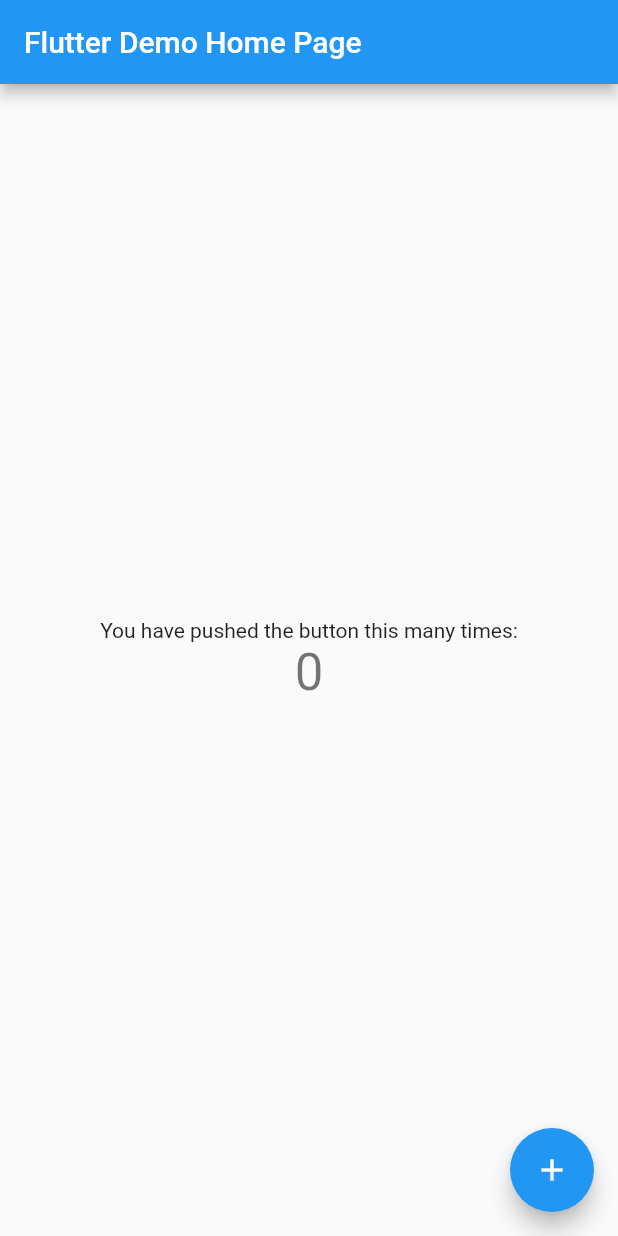
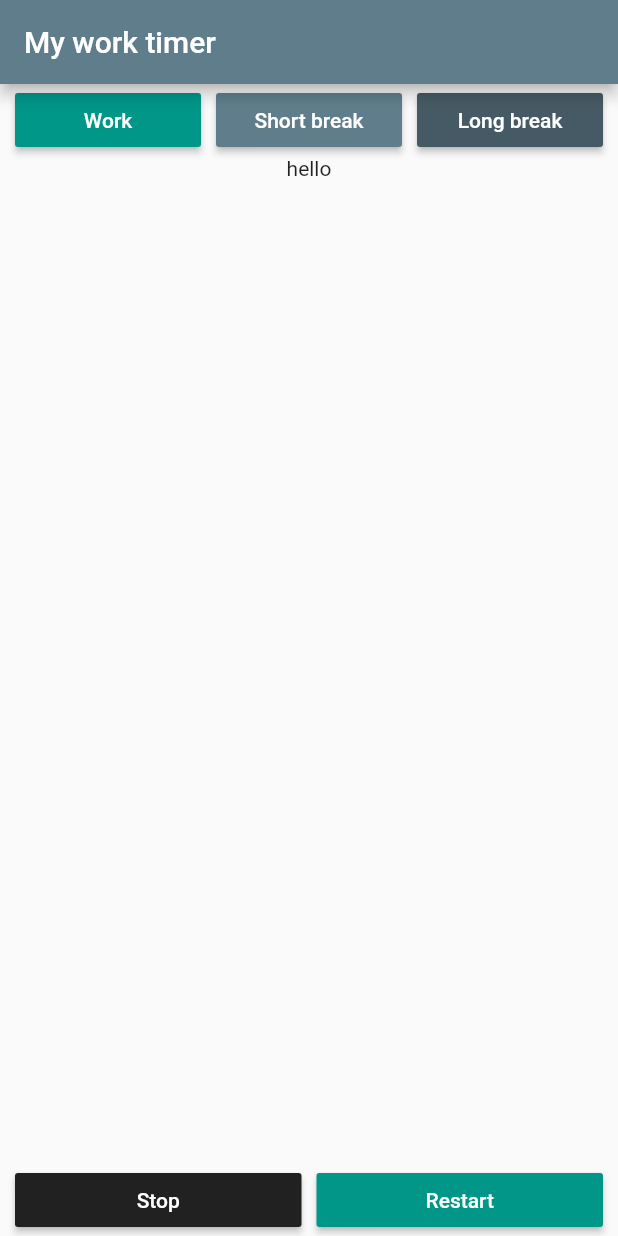
Before and after one commit to kcinnoy/productivity_timer, a Flutter app: the screen it shows after launch, on a phone screen of 412 x 824 dp. Run offline on Flutter 3.47's test engine with Material 2 defaults, Android fonts, the phone set to English and light mode, and no system bars.

Commit message:
added buttons

```diff
--- a/lib/main.dart
+++ b/lib/main.dart
@@ -1,113 +1,98 @@
 import 'package:flutter/material.dart';
+import 'package:productivity_timer/widgets.dart';
+import './widgets.dart';
 
-void main() {
-  runApp(MyApp());
-}
+void main() => runApp(MyApp());
 
 class MyApp extends StatelessWidget {
-  // This widget is the root of your application.
   @override
   Widget build(BuildContext context) {
     return MaterialApp(
-      title: 'Flutter Demo',
+      title: 'My Work Timer',
       theme: ThemeData(
-        // This is the theme of your application.
-        //
-        // Try running your application with "flutter run". You'll see the
-        // application has a blue toolbar. Then, without quitting the app, try
-        // changing the primarySwatch below to Colors.green and then invoke
-        // "hot reload" (press "r" in the console where you ran "flutter run",
-        // or simply save your changes to "hot reload" in a Flutter IDE).
-        // Notice that the counter didn't reset back to zero; the application
-        // is not restarted.
-        primarySwatch: Colors.blue,
+        primarySwatch: Colors.blueGrey,
       ),
-      home: MyHomePage(title: 'Flutter Demo Home Page'),
+      home: TimerHomePage(),
     );
   }
 }
 
-class MyHomePage extends StatefulWidget {
-  MyHomePage({Key? key, required this.title}) : super(key: key);
-
-  // This widget is the home page of your application. It is stateful, meaning
-  // that it has a State object (defined below) that contains fields that affect
-  // how it looks.
-
-  // This class is the configuration for the state. It holds the values (in this
-  // case the title) provided by the parent (in this case the App widget) and
-  // used by the build method of the State. Fields in a Widget subclass are
-  // always marked "final".
-
-  final String title;
-
-  @override
-  _MyHomePageState createState() => _MyHomePageState();
-}
-
-class _MyHomePageState extends State<MyHomePage> {
-  int _counter = 0;
-
-  void _incrementCounter() {
-    setState(() {
-      // This call to setState tells the Flutter framework that something has
-      // changed in this State, which causes it to rerun the build method below
-      // so that the display can reflect the updated values. If we changed
-      // _counter without calling setState(), then the build method would not be
-      // called again, and so nothing would appear to happen.
-      _counter++;
-    });
-  }
+class TimerHomePage extends StatelessWidget {
+  final double defaultPadding = 5.0;
 
   @override
   Widget build(BuildContext context) {
-    // This method is rerun every time setState is called, for instance as done
-    // by the _incrementCounter method above.
-    //
-    // The Flutter framework has been optimized to make rerunning build methods
-    // fast, so that you can just rebuild anything that needs updating rather
-    // than having to individually change instances of widgets.
     return Scaffold(
       appBar: AppBar(
-        // Here we take the value from the MyHomePage object that was created by
-        // the App.build method, and use it to set our appbar title.
-        title: Text(widget.title),
+        title: Text('My work timer'),
       ),
-      body: Center(
-        // Center is a layout widget. It takes a single child and positions it
-        // in the middle of the parent.
-        child: Column(
-          // Column is also a layout widget. It takes a list of children and
-          // arranges them vertically. By default, it sizes itself to fit its
-          // children horizontally, and tries to be as tall as its parent.
-          //
-          // Invoke "debug painting" (press "p" in the console, choose the
-          // "Toggle Debug Paint" action from the Flutter Inspector in Android
-          // Studio, or the "Toggle Debug Paint" command in Visual Studio Code)
-          // to see the wireframe for each widget.
-          //
-          // Column has various properties to control how it sizes itself and
-          // how it positions its children. Here we use mainAxisAlignment to
-          // center the children vertically; the main axis here is the vertical
-          // axis because Columns are vertical (the cross axis would be
-          // horizontal).
-          mainAxisAlignment: MainAxisAlignment.center,
-          children: <Widget>[
-            Text(
-              'You have pushed the button this many times:',
-            ),
-            Text(
-              '$_counter',
-              style: Theme.of(context).textTheme.headline4,
-            ),
-          ],
-        ),
+      body: Column(
+        children: [
+          Row(
+            children: [
+              Padding(
+                padding: EdgeInsets.all(defaultPadding),
+              ),
+              Expanded(
+                child: ProductivityButton(
+                  color: Color(0xff009688),
+                  text: 'Work',
+                  onPressed: emptyMethod,
+                ),
+              ),
+              Padding(
+                padding: EdgeInsets.all(defaultPadding),
+              ),
+              Expanded(
+                child: ProductivityButton(
+                  color: Color(0xff607D8B),
+                  text: 'Short break',
+                  onPressed: emptyMethod,
+                ),
+              ),
+              Padding(
+                padding: EdgeInsets.all(defaultPadding),
+              ),
+              Expanded(
+                child: ProductivityButton(
+                  color: Color(0xff455A64),
+                  text: 'Long break',
+                  onPressed: emptyMethod,
+                ),
+              ),
+              Padding(
+                padding: EdgeInsets.all(defaultPadding),
+              ),
+            ],
+          ),
+          Expanded(
+            child: Text('hello'),
+          ),
+          Row(
+            children: [
+              Padding(padding: EdgeInsets.all(defaultPadding)),
+              Expanded(
+                child: ProductivityButton(
+                  color: Color(0xff212121),
+                  text: 'Stop',
+                  onPressed: emptyMethod,
+                ),
+              ),
+              Padding(padding: EdgeInsets.all(defaultPadding)),
+              Expanded(
+                child: ProductivityButton(
+                  color: Color(0xff009688),
+                  text: 'Restart',
+                  onPressed: emptyMethod,
+                ),
+              ),
+              Padding(padding: EdgeInsets.all(defaultPadding)),
+            ],
+          )
+        ],
       ),
-      floatingActionButton: FloatingActionButton(
-        onPressed: _incrementCounter,
-        tooltip: 'Increment',
-        child: Icon(Icons.add),
-      ), // This trailing comma makes auto-formatting nicer for build methods.
     );
   }
+
+  void emptyMethod() {}
 }
--- /dev/null
+++ b/lib/widgets.dart
@@ -0,0 +1,28 @@
+import 'package:flutter/material.dart';
+
+class ProductivityButton extends StatelessWidget {
+  late final Color color;
+  late final String text;
+  late final double? size;
+  late final VoidCallback onPressed;
+
+  ProductivityButton({
+    required this.color,
+    required this.text,
+    required this.onPressed,
+    this.size,
+  });
+
+  @override
+  Widget build(BuildContext context) {
+    return MaterialButton(
+      child: Text(
+        this.text,
+        style: TextStyle(color: Colors.white),
+      ),
+      onPressed: onPressed,
+      color: this.color,
+      minWidth: this.size,
+    );
+  }
+}
```
